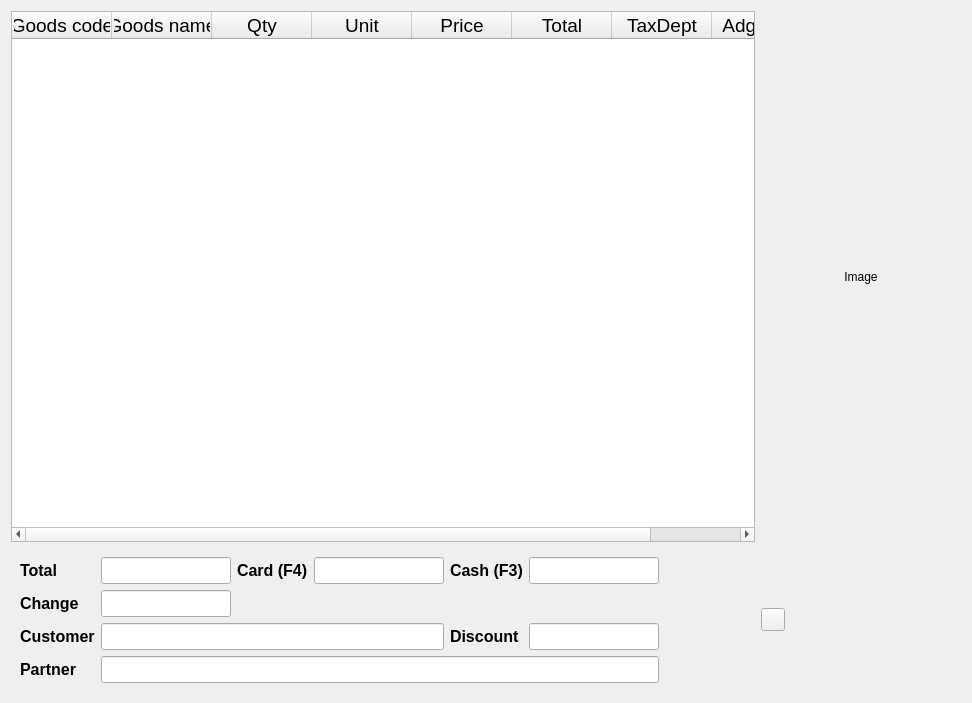
Qt form Shop/worder.ui (End1-1/Cafe5) before a commit.
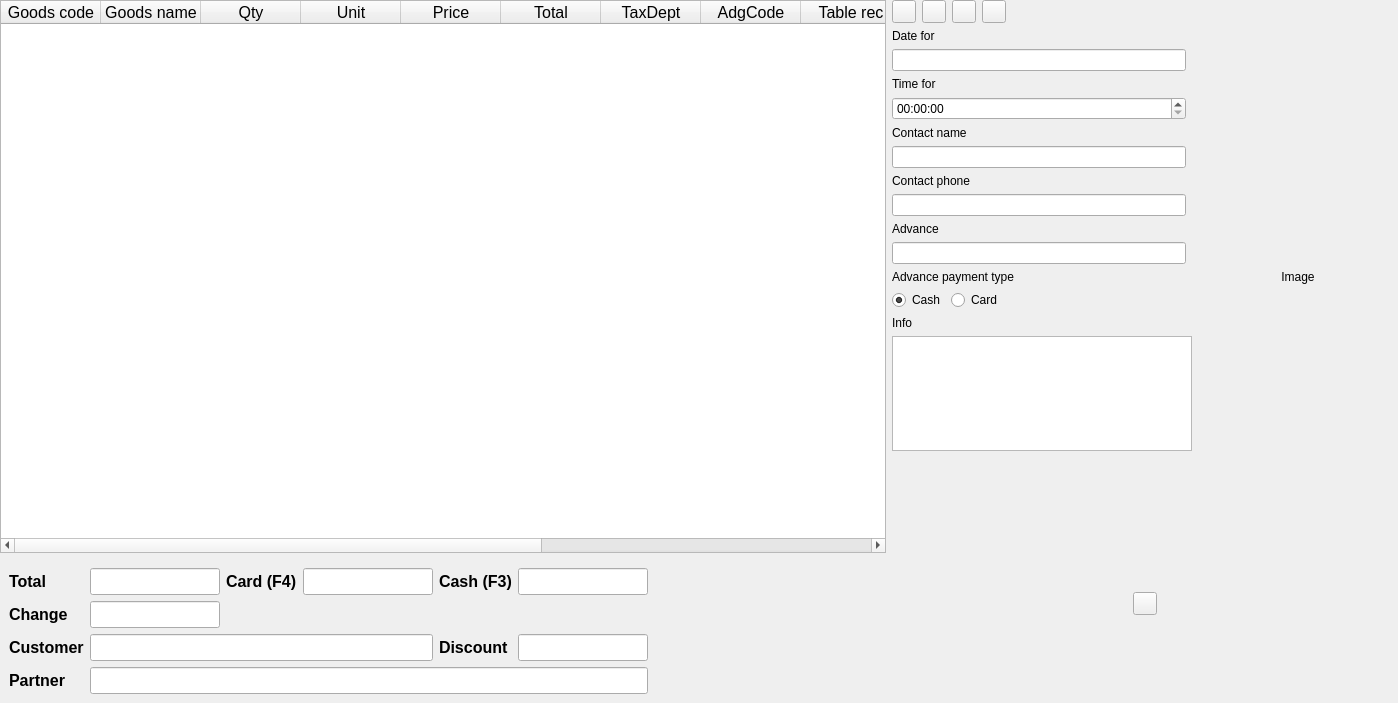
The same form after that commit. Icons and pictures are not drawn. Custom widgets are drawn as their Qt base class.

Patch:
```diff
--- a/Shop/worder.ui
+++ b/Shop/worder.ui
@@ -6,7 +6,7 @@
    <rect>
     <x>0</x>
     <y>0</y>
-    <width>972</width>
+    <width>1398</width>
     <height>703</height>
    </rect>
   </property>
@@ -14,202 +14,70 @@
    <string>Form</string>
   </property>
   <layout class="QGridLayout" name="gridLayout_2">
-   <item row="1" column="0">
-    <widget class="QWidget" name="widget_2" native="true">
-     <property name="font">
-      <font>
-       <pointsize>12</pointsize>
-       <weight>75</weight>
-       <bold>true</bold>
-      </font>
+   <property name="leftMargin">
+    <number>0</number>
+   </property>
+   <property name="topMargin">
+    <number>0</number>
+   </property>
+   <property name="rightMargin">
+    <number>0</number>
+   </property>
+   <property name="bottomMargin">
+    <number>0</number>
+   </property>
+   <item row="0" column="2">
+    <widget class="QWidget" name="wimage" native="true">
+     <property name="minimumSize">
+      <size>
+       <width>200</width>
+       <height>0</height>
+      </size>
      </property>
-     <layout class="QGridLayout" name="gridLayout">
-      <item row="0" column="6">
-       <widget class="C5LineEdit" name="leCash">
-        <property name="minimumSize">
-         <size>
-          <width>130</width>
-          <height>0</height>
-         </size>
-        </property>
-        <property name="maximumSize">
-         <size>
-          <width>130</width>
-          <height>16777215</height>
-         </size>
-        </property>
-       </widget>
-      </item>
-      <item row="3" column="0">
-       <widget class="QLabel" name="lbPartner">
+     <layout class="QHBoxLayout" name="horizontalLayout">
+      <item>
+       <widget class="QLabel" name="lbGoodsImage">
         <property name="text">
-         <string>Partner</string>
+         <string>Image</string>
         </property>
-       </widget>
-      </item>
-      <item row="0" column="5">
-       <widget class="QLabel" name="label_3">
-        <property name="text">
-         <string>Cash (F3)</string>
+        <property name="alignment">
+         <set>Qt::AlignCenter</set>
         </property>
        </widget>
       </item>
-      <item row="1" column="0">
-       <widget class="QLabel" name="label_4">
-        <property name="text">
-         <string>Change</string>
-        </property>
-       </widget>
-      </item>
+     </layout>
+    </widget>
+   </item>
+   <item row="2" column="1" colspan="2">
+    <widget class="QWidget" name="widget" native="true">
+     <layout class="QGridLayout" name="gridLayout_3">
       <item row="0" column="0">
-       <widget class="QLabel" name="label_2">
-        <property name="text">
-         <string>Total</string>
+       <widget class="QToolButton" name="btnInfo">
+        <property name="focusPolicy">
+         <enum>Qt::NoFocus</enum>
         </property>
-       </widget>
-      </item>
-      <item row="0" column="8">
-       <spacer name="horizontalSpacer_2">
-        <property name="orientation">
-         <enum>Qt::Horizontal</enum>
-        </property>
-        <property name="sizeHint" stdset="0">
-         <size>
-          <width>108</width>
-          <height>20</height>
-         </size>
-        </property>
-       </spacer>
-      </item>
-      <item row="3" column="2" colspan="5">
-       <widget class="C5LineEdit" name="lePartner">
-        <property name="minimumSize">
-         <size>
-          <width>130</width>
-          <height>0</height>
-         </size>
-        </property>
-        <property name="maximumSize">
-         <size>
-          <width>16777215</width>
-          <height>16777215</height>
-         </size>
-        </property>
-        <property name="readOnly">
-         <bool>true</bool>
-        </property>
-       </widget>
-      </item>
-      <item row="0" column="4">
-       <widget class="C5LineEdit" name="leCard">
-        <property name="minimumSize">
-         <size>
-          <width>130</width>
-          <height>0</height>
-         </size>
-        </property>
-        <property name="maximumSize">
-         <size>
-          <width>130</width>
-          <height>16777215</height>
-         </size>
-        </property>
-       </widget>
-      </item>
-      <item row="0" column="3">
-       <widget class="QLabel" name="label_5">
         <property name="text">
-         <string>Card (F4)</string>
+         <string/>
         </property>
-       </widget>
-      </item>
-      <item row="0" column="2">
-       <widget class="C5LineEdit" name="leTotal">
-        <property name="minimumSize">
-         <size>
-          <width>130</width>
-          <height>0</height>
-         </size>
+        <property name="icon">
+         <iconset resource="../resources/res.qrc">
+          <normaloff>:/info.png</normaloff>:/info.png</iconset>
         </property>
-        <property name="maximumSize">
-         <size>
-          <width>130</width>
-          <height>16777215</height>
-         </size>
-        </property>
-        <property name="readOnly">
-         <bool>true</bool>
-        </property>
        </widget>
       </item>
-      <item row="1" column="2">
-       <widget class="C5LineEdit" name="leChange">
+      <item row="1" column="0">
+       <widget class="QWidget" name="wIshmar" native="true">
         <property name="minimumSize">
          <size>
-          <width>130</width>
-          <height>0</height>
+          <width>24</width>
+          <height>24</height>
          </size>
         </property>
         <property name="maximumSize">
          <size>
-          <width>130</width>
-          <height>16777215</height>
+          <width>24</width>
+          <height>24</height>
          </size>
-        </property>
-        <property name="readOnly">
-         <bool>true</bool>
-        </property>
-       </widget>
-      </item>
-      <item row="2" column="0">
-       <widget class="QLabel" name="lbCustomer">
-        <property name="text">
-         <string>Customer</string>
-        </property>
-       </widget>
-      </item>
-      <item row="2" column="2" colspan="3">
-       <widget class="C5LineEdit" name="leCustomer">
-        <property name="minimumSize">
-         <size>
-          <width>130</width>
-          <height>0</height>
-         </size>
-        </property>
-        <property name="maximumSize">
-         <size>
-          <width>16777215</width>
-          <height>16777215</height>
-         </size>
-        </property>
-        <property name="readOnly">
-         <bool>true</bool>
-        </property>
-       </widget>
-      </item>
-      <item row="2" column="5">
-       <widget class="QLabel" name="lbDisc">
-        <property name="text">
-         <string>Discount</string>
-        </property>
-       </widget>
-      </item>
-      <item row="2" column="6">
-       <widget class="C5LineEdit" name="leDisc">
-        <property name="minimumSize">
-         <size>
-          <width>130</width>
-          <height>0</height>
-         </size>
-        </property>
-        <property name="maximumSize">
-         <size>
-          <width>130</width>
-          <height>16777215</height>
-         </size>
-        </property>
-        <property name="readOnly">
-         <bool>true</bool>
         </property>
        </widget>
       </item>
@@ -220,7 +88,7 @@
     <widget class="C5TableWidget" name="tblGoods">
      <property name="font">
       <font>
-       <pointsize>14</pointsize>
+       <pointsize>12</pointsize>
       </font>
      </property>
      <property name="styleSheet">
@@ -279,41 +147,524 @@
        <string>AdgCode</string>
       </property>
      </column>
+     <column>
+      <property name="text">
+       <string>Table rec</string>
+      </property>
+     </column>
+     <column>
+      <property name="text">
+       <string>Unit code</string>
+      </property>
+     </column>
+     <column>
+      <property name="text">
+       <string>Service</string>
+      </property>
+     </column>
+     <column>
+      <property name="text">
+       <string>Discount</string>
+      </property>
+     </column>
+     <column>
+      <property name="text">
+       <string>Discount mode</string>
+      </property>
+     </column>
+    </widget>
+   </item>
+   <item row="2" column="0">
+    <widget class="QWidget" name="widget_2" native="true">
+     <property name="font">
+      <font>
+       <pointsize>12</pointsize>
+       <weight>75</weight>
+       <bold>true</bold>
+      </font>
+     </property>
+     <layout class="QGridLayout" name="gridLayout">
+      <item row="0" column="5">
+       <widget class="QLabel" name="label_3">
+        <property name="text">
+         <string>Cash (F3)</string>
+        </property>
+       </widget>
+      </item>
+      <item row="2" column="0">
+       <widget class="QLabel" name="lbCustomer">
+        <property name="text">
+         <string>Customer</string>
+        </property>
+       </widget>
+      </item>
+      <item row="3" column="0">
+       <widget class="QLabel" name="lbPartner">
+        <property name="text">
+         <string>Partner</string>
+        </property>
+       </widget>
+      </item>
+      <item row="1" column="0">
+       <widget class="QLabel" name="label_4">
+        <property name="text">
+         <string>Change</string>
+        </property>
+       </widget>
+      </item>
+      <item row="0" column="8">
+       <spacer name="horizontalSpacer_2">
+        <property name="orientation">
+         <enum>Qt::Horizontal</enum>
+        </property>
+        <property name="sizeHint" stdset="0">
+         <size>
+          <width>108</width>
+          <height>20</height>
+         </size>
+        </property>
+       </spacer>
+      </item>
+      <item row="0" column="2">
+       <widget class="C5LineEdit" name="leTotal">
+        <property name="minimumSize">
+         <size>
+          <width>130</width>
+          <height>0</height>
+         </size>
+        </property>
+        <property name="maximumSize">
+         <size>
+          <width>130</width>
+          <height>16777215</height>
+         </size>
+        </property>
+        <property name="focusPolicy">
+         <enum>Qt::NoFocus</enum>
+        </property>
+        <property name="readOnly">
+         <bool>true</bool>
+        </property>
+       </widget>
+      </item>
+      <item row="2" column="6">
+       <widget class="C5LineEdit" name="leDisc">
+        <property name="minimumSize">
+         <size>
+          <width>130</width>
+          <height>0</height>
+         </size>
+        </property>
+        <property name="maximumSize">
+         <size>
+          <width>130</width>
+          <height>16777215</height>
+         </size>
+        </property>
+        <property name="focusPolicy">
+         <enum>Qt::NoFocus</enum>
+        </property>
+        <property name="readOnly">
+         <bool>true</bool>
+        </property>
+       </widget>
+      </item>
+      <item row="0" column="6">
+       <widget class="C5LineEdit" name="leCash">
+        <property name="minimumSize">
+         <size>
+          <width>130</width>
+          <height>0</height>
+         </size>
+        </property>
+        <property name="maximumSize">
+         <size>
+          <width>130</width>
+          <height>16777215</height>
+         </size>
+        </property>
+        <property name="focusPolicy">
+         <enum>Qt::StrongFocus</enum>
+        </property>
+       </widget>
+      </item>
+      <item row="0" column="4">
+       <widget class="C5LineEdit" name="leCard">
+        <property name="minimumSize">
+         <size>
+          <width>130</width>
+          <height>0</height>
+         </size>
+        </property>
+        <property name="maximumSize">
+         <size>
+          <width>130</width>
+          <height>16777215</height>
+         </size>
+        </property>
+        <property name="focusPolicy">
+         <enum>Qt::StrongFocus</enum>
+        </property>
+       </widget>
+      </item>
+      <item row="1" column="2">
+       <widget class="C5LineEdit" name="leChange">
+        <property name="minimumSize">
+         <size>
+          <width>130</width>
+          <height>0</height>
+         </size>
+        </property>
+        <property name="maximumSize">
+         <size>
+          <width>130</width>
+          <height>16777215</height>
+         </size>
+        </property>
+        <property name="focusPolicy">
+         <enum>Qt::NoFocus</enum>
+        </property>
+        <property name="readOnly">
+         <bool>true</bool>
+        </property>
+       </widget>
+      </item>
+      <item row="0" column="3">
+       <widget class="QLabel" name="label_5">
+        <property name="text">
+         <string>Card (F4)</string>
+        </property>
+       </widget>
+      </item>
+      <item row="3" column="2" colspan="5">
+       <widget class="C5LineEdit" name="lePartner">
+        <property name="minimumSize">
+         <size>
+          <width>130</width>
+          <height>0</height>
+         </size>
+        </property>
+        <property name="maximumSize">
+         <size>
+          <width>16777215</width>
+          <height>16777215</height>
+         </size>
+        </property>
+        <property name="focusPolicy">
+         <enum>Qt::NoFocus</enum>
+        </property>
+        <property name="readOnly">
+         <bool>true</bool>
+        </property>
+       </widget>
+      </item>
+      <item row="2" column="5">
+       <widget class="QLabel" name="lbDisc">
+        <property name="text">
+         <string>Discount</string>
+        </property>
+       </widget>
+      </item>
+      <item row="0" column="0">
+       <widget class="QLabel" name="label_2">
+        <property name="text">
+         <string>Total</string>
+        </property>
+       </widget>
+      </item>
+      <item row="2" column="2" colspan="3">
+       <widget class="C5LineEdit" name="leCustomer">
+        <property name="minimumSize">
+         <size>
+          <width>130</width>
+          <height>0</height>
+         </size>
+        </property>
+        <property name="maximumSize">
+         <size>
+          <width>16777215</width>
+          <height>16777215</height>
+         </size>
+        </property>
+        <property name="focusPolicy">
+         <enum>Qt::NoFocus</enum>
+        </property>
+        <property name="readOnly">
+         <bool>true</bool>
+        </property>
+       </widget>
+      </item>
+     </layout>
     </widget>
    </item>
    <item row="0" column="1">
-    <widget class="QWidget" name="wimage" native="true">
+    <widget class="QWidget" name="wPreorder" native="true">
      <property name="minimumSize">
       <size>
-       <width>200</width>
+       <width>300</width>
        <height>0</height>
       </size>
      </property>
-     <layout class="QHBoxLayout" name="horizontalLayout">
-      <item>
-       <widget class="QLabel" name="lbGoodsImage">
+     <property name="maximumSize">
+      <size>
+       <width>300</width>
+       <height>16777215</height>
+      </size>
+     </property>
+     <layout class="QGridLayout" name="gridLayout_4">
+      <property name="leftMargin">
+       <number>0</number>
+      </property>
+      <property name="topMargin">
+       <number>0</number>
+      </property>
+      <property name="rightMargin">
+       <number>0</number>
+      </property>
+      <property name="bottomMargin">
+       <number>0</number>
+      </property>
+      <item row="0" column="0">
+       <widget class="QWidget" name="widget_3" native="true">
+        <property name="minimumSize">
+         <size>
+          <width>0</width>
+          <height>0</height>
+         </size>
+        </property>
+        <layout class="QHBoxLayout" name="horizontalLayout_2">
+         <property name="leftMargin">
+          <number>0</number>
+         </property>
+         <property name="topMargin">
+          <number>0</number>
+         </property>
+         <property name="rightMargin">
+          <number>0</number>
+         </property>
+         <property name="bottomMargin">
+          <number>0</number>
+         </property>
+         <item>
+          <widget class="QToolButton" name="btnOpenOrder">
+           <property name="focusPolicy">
+            <enum>Qt::NoFocus</enum>
+           </property>
+           <property name="text">
+            <string/>
+           </property>
+           <property name="icon">
+            <iconset resource="../resources/res.qrc">
+             <normaloff>:/folder.png</normaloff>:/folder.png</iconset>
+           </property>
+          </widget>
+         </item>
+         <item>
+          <widget class="QToolButton" name="btnSave">
+           <property name="focusPolicy">
+            <enum>Qt::NoFocus</enum>
+           </property>
+           <property name="text">
+            <string/>
+           </property>
+           <property name="icon">
+            <iconset resource="../resources/res.qrc">
+             <normaloff>:/save.png</normaloff>:/save.png</iconset>
+           </property>
+          </widget>
+         </item>
+         <item>
+          <widget class="QToolButton" name="btnRemove">
+           <property name="focusPolicy">
+            <enum>Qt::NoFocus</enum>
+           </property>
+           <property name="text">
+            <string/>
+           </property>
+           <property name="icon">
+            <iconset resource="../resources/res.qrc">
+             <normaloff>:/remove.png</normaloff>:/remove.png</iconset>
+           </property>
+          </widget>
+         </item>
+         <item>
+          <widget class="QToolButton" name="btnPrintTaxPrepaid">
+           <property name="focusPolicy">
+            <enum>Qt::NoFocus</enum>
+           </property>
+           <property name="text">
+            <string/>
+           </property>
+           <property name="icon">
+            <iconset resource="../resources/res.qrc">
+             <normaloff>:/print.png</normaloff>:/print.png</iconset>
+           </property>
+          </widget>
+         </item>
+         <item>
+          <spacer name="horizontalSpacer">
+           <property name="orientation">
+            <enum>Qt::Horizontal</enum>
+           </property>
+           <property name="sizeHint" stdset="0">
+            <size>
+             <width>175</width>
+             <height>20</height>
+            </size>
+           </property>
+          </spacer>
+         </item>
+        </layout>
+       </widget>
+      </item>
+      <item row="15" column="0">
+       <spacer name="verticalSpacer">
+        <property name="orientation">
+         <enum>Qt::Vertical</enum>
+        </property>
+        <property name="sizeHint" stdset="0">
+         <size>
+          <width>20</width>
+          <height>179</height>
+         </size>
+        </property>
+       </spacer>
+      </item>
+      <item row="11" column="0">
+       <widget class="QLabel" name="label_11">
         <property name="text">
-         <string>Image</string>
+         <string>Advance payment type</string>
         </property>
-        <property name="alignment">
-         <set>Qt::AlignCenter</set>
+       </widget>
+      </item>
+      <item row="4" column="0">
+       <widget class="QTimeEdit" name="tmTime">
+        <property name="accelerated">
+         <bool>false</bool>
         </property>
+        <property name="calendarPopup">
+         <bool>true</bool>
+        </property>
+       </widget>
+      </item>
+      <item row="14" column="0" colspan="2">
+       <widget class="QTextEdit" name="tePreorderInfo"/>
+      </item>
+      <item row="5" column="0">
+       <widget class="QLabel" name="label_6">
+        <property name="text">
+         <string>Contact name</string>
+        </property>
+       </widget>
+      </item>
+      <item row="1" column="0">
+       <widget class="QLabel" name="label">
+        <property name="text">
+         <string>Date for</string>
+        </property>
+       </widget>
+      </item>
+      <item row="2" column="0">
+       <widget class="C5DateEdit" name="dePreorerDate"/>
+      </item>
+      <item row="10" column="0">
+       <widget class="C5LineEdit" name="leAdvance"/>
+      </item>
+      <item row="9" column="0">
+       <widget class="QLabel" name="label_9">
+        <property name="text">
+         <string>Advance</string>
+        </property>
+       </widget>
+      </item>
+      <item row="7" column="0">
+       <widget class="QLabel" name="label_10">
+        <property name="text">
+         <string>Contact phone</string>
+        </property>
+       </widget>
+      </item>
+      <item row="3" column="0">
+       <widget class="QLabel" name="label_8">
+        <property name="text">
+         <string>Time for</string>
+        </property>
+       </widget>
+      </item>
+      <item row="13" column="0">
+       <widget class="QLabel" name="label_7">
+        <property name="text">
+         <string>Info</string>
+        </property>
+       </widget>
+      </item>
+      <item row="6" column="0">
+       <widget class="C5LineEdit" name="leContactName"/>
+      </item>
+      <item row="8" column="0">
+       <widget class="C5LineEdit" name="leContactPhone">
+        <property name="inputMask">
+         <string>### ### ###</string>
+        </property>
+       </widget>
+      </item>
+      <item row="12" column="0">
+       <widget class="QWidget" name="widget_4" native="true">
+        <property name="minimumSize">
+         <size>
+          <width>0</width>
+          <height>0</height>
+         </size>
+        </property>
+        <layout class="QHBoxLayout" name="horizontalLayout_3">
+         <property name="leftMargin">
+          <number>0</number>
+         </property>
+         <property name="topMargin">
+          <number>0</number>
+         </property>
+         <property name="rightMargin">
+          <number>0</number>
+         </property>
+         <property name="bottomMargin">
+          <number>0</number>
+         </property>
+         <item>
+          <widget class="QRadioButton" name="rbCash">
+           <property name="text">
+            <string>Cash</string>
+           </property>
+           <property name="checked">
+            <bool>true</bool>
+           </property>
+          </widget>
+         </item>
+         <item>
+          <widget class="QRadioButton" name="rbCard">
+           <property name="text">
+            <string>Card</string>
+           </property>
+          </widget>
+         </item>
+         <item>
+          <spacer name="horizontalSpacer_3">
+           <property name="orientation">
+            <enum>Qt::Horizontal</enum>
+           </property>
+           <property name="sizeHint" stdset="0">
+            <size>
+             <width>186</width>
+             <height>20</height>
+            </size>
+           </property>
+          </spacer>
+         </item>
+        </layout>
        </widget>
       </item>
      </layout>
     </widget>
    </item>
-   <item row="1" column="1">
-    <widget class="QToolButton" name="btnInfo">
-     <property name="text">
-      <string/>
-     </property>
-     <property name="icon">
-      <iconset resource="../resources/res.qrc">
-       <normaloff>:/info.png</normaloff>:/info.png</iconset>
-     </property>
-    </widget>
-   </item>
   </layout>
  </widget>
  <customwidgets>
@@ -327,6 +678,11 @@
    <extends>QTableWidget</extends>
    <header location="global">c5tablewidget.h</header>
   </customwidget>
+  <customwidget>
+   <class>C5DateEdit</class>
+   <extends>QLineEdit</extends>
+   <header location="global">c5dateedit.h</header>
+  </customwidget>
  </customwidgets>
  <resources>
   <include location="../resources/res.qrc"/>
```
Left out of the diff: 14 changed lines with no effect on the pictures.
